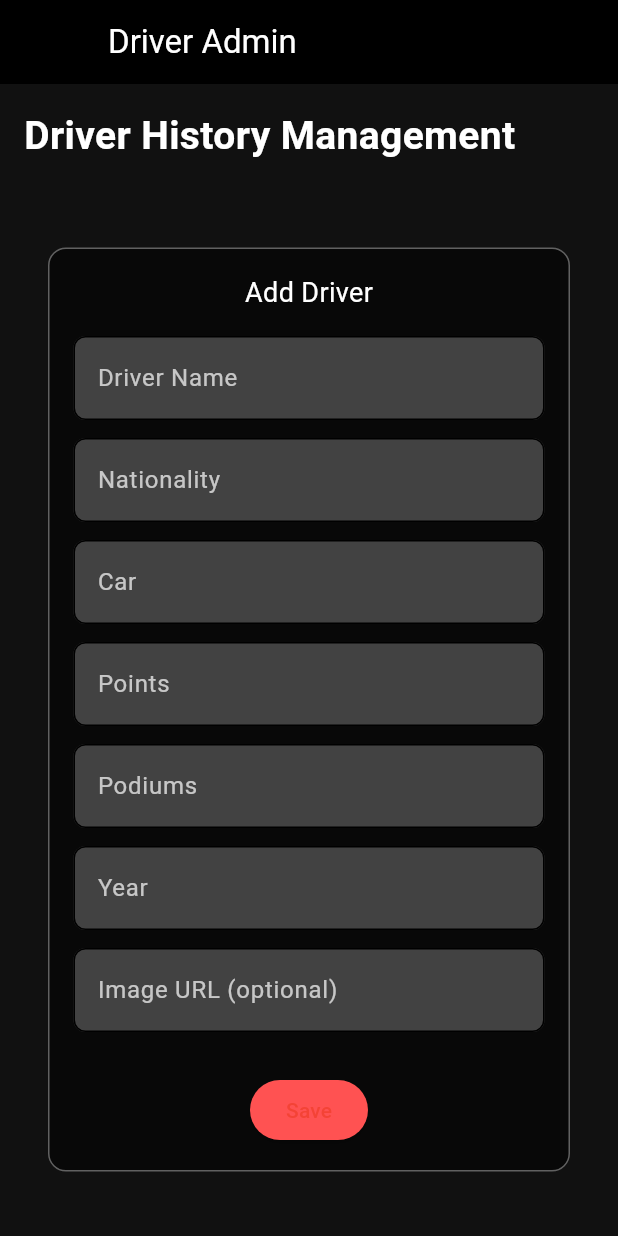
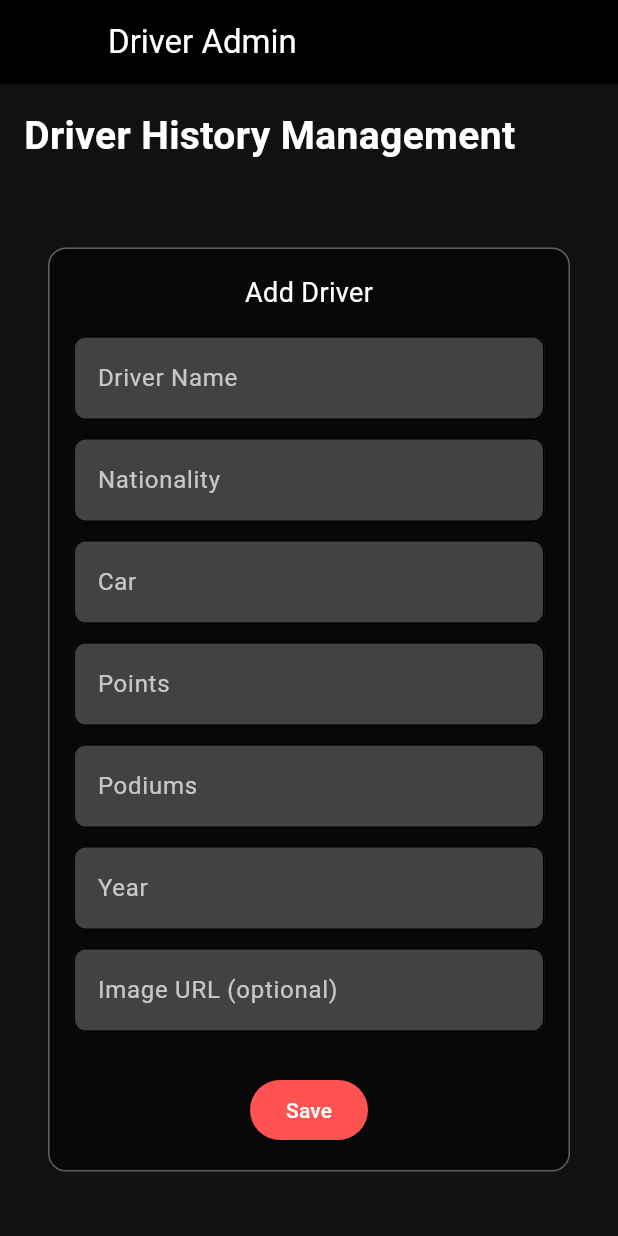
Before and after one commit to PBPC05/C05_tugaskelompok_mobile, a Flutter app: the HistoryDriverAdminPage screen opened by its route, on a phone screen of 412 x 824 dp. Run offline on Flutter 3.47's test engine with Material 3 defaults, Android fonts, the phone set to English and light mode, and no system bars; our stand-ins replace go_router; missing offline and left inert: pbp_django_auth; network calls fail.

Commit message:
History: Integrasi ke PWS

```diff
--- a/lib/features/history/data/history_api.dart
+++ b/lib/features/history/data/history_api.dart
@@ -5,7 +5,8 @@ import 'models/driver_model.dart';
 /// API Service untuk Flutter
 class HistoryApi {
   // --- Pakai localhost ntar dihanti pakai pws aja biar bisa akses Django ---
-  final String baseUrl = "http://localhost:8000/history";
+  // Localhost: "http://localhost:8000/history";
+  final String baseUrl = "https://ammar-muhammad41-pittalk.pbp.cs.ui.ac.id/history";
 
   // ============================================================
   // GET DRIVERS
--- a/lib/features/history/presentation/widgets/driver_add_form.dart
+++ b/lib/features/history/presentation/widgets/driver_add_form.dart
@@ -124,7 +124,11 @@ class _DriverAddFormState extends State<DriverAddForm> {
               onPressed: _saveDriver,
               style: ElevatedButton.styleFrom(
                   backgroundColor: Colors.redAccent),
-              child: const Text("Save"),
+              child: const Text("Save",
+                style: TextStyle(
+                  color: Colors.white,
+                ),
+              ),
             ),
           ],
         ),
--- a/lib/features/history/presentation/widgets/driver_edit_modal.dart
+++ b/lib/features/history/presentation/widgets/driver_edit_modal.dart
@@ -30,8 +30,9 @@ class _DriverEditModalState extends State<DriverEditModal> {
 
   Future<void> submit() async {
     // Pake localhostnya ntar diganti pakai pws
+    // Localhost: "http://localhost:8000/history/driver/edit/${widget.driver.id}/"
     final url = Uri.parse(
-        "http://localhost:8000/history/driver/edit/${widget.driver.id}/");
+        "https://ammar-muhammad41-pittalk.pbp.cs.ui.ac.id//history/driver/edit/${widget.driver.id}/");
 
     await http.post(url,
         headers: {"Content-Type": "application/json"},
```
